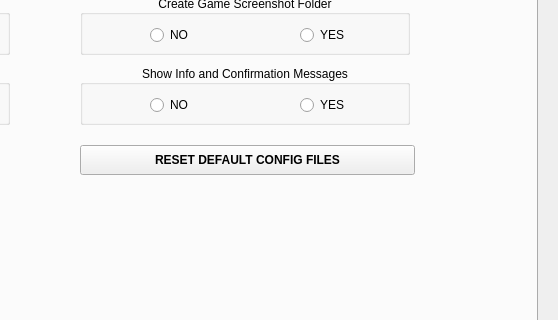
Before: the Qt Designer form src/ui/main.ui in ddc/ReShadeUtils, drawn with Qt 5; both pictures show x 442 to 1000 and y 251 to 571 of the 1000 by 750 pixel window.
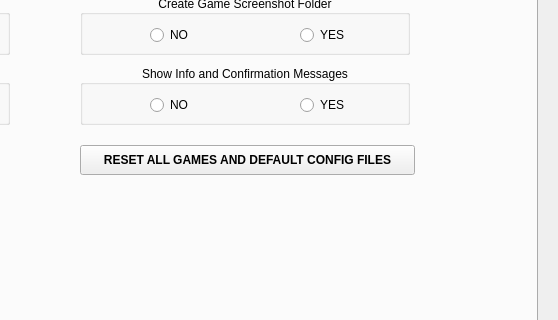
After: the same form once the commit is applied. The open tabs and pages were chosen to show the change. Icons and pictures are not drawn.

```diff
--- a/src/ui/main.ui
+++ b/src/ui/main.ui
@@ -1160,7 +1160,7 @@
       <string>Reset default config files</string>
      </property>
      <property name="text">
-      <string>RESET DEFAULT CONFIG FILES</string>
+      <string>RESET ALL GAMES AND DEFAULT CONFIG FILES</string>
      </property>
      <property name="icon">
       <iconset resource="resources.qrc">
```
Left out of the diff: 2 changed lines with no effect on the pictures.
